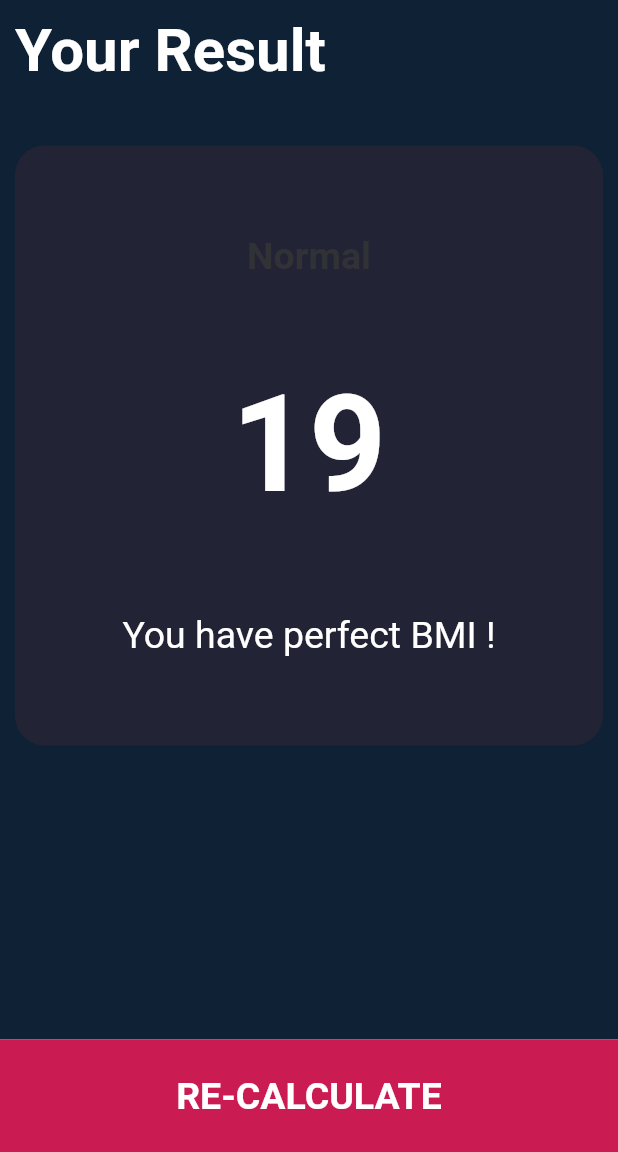
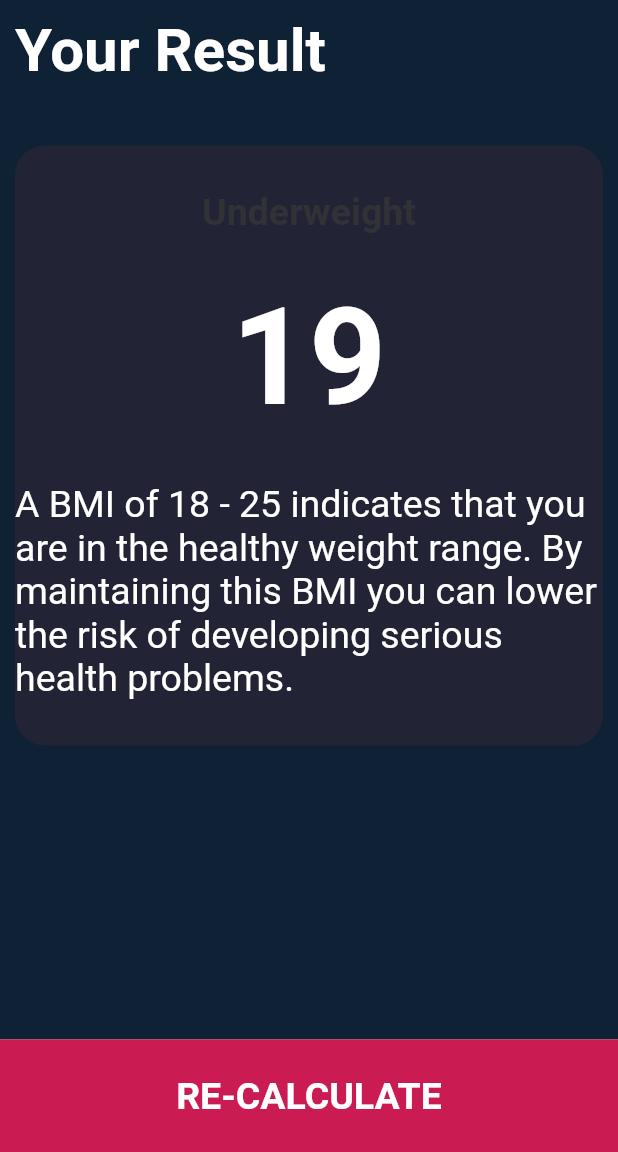
Before and after one commit to Nilay45/BMI_CALCULATOR, a Flutter app: the screen it shows after launch, after a tap on "CALCULATE", on a phone screen of 412 x 824 dp, the part 84-1236 px from its top. Run offline on Flutter 3.47's test engine with Material 2 defaults, Android fonts, the phone set to English and light mode, and no system bars.

Commit message:
final commit

```diff
--- a/lib/Provider/data.dart
+++ b/lib/Provider/data.dart
@@ -8,20 +8,21 @@ class DataProvider with ChangeNotifier{
   int _Weight = 57;
   int _Age = 20;
   bool _Gender = true;
-  int _Hight = 173;
+  int _Height = 173;
+  double _BMI = 0;
 
   static const _kminSliderHight = 120.0;
   static const _kmaxSliderHight = 200.0;
 
-  get Hight => _Hight;
+  get Height => _Height;
   get Gender => _Gender;
   get Weight => _Weight;
   get Age => _Age;
   get kminSliderHight => _kminSliderHight;
   get kmaxSliderHight => _kmaxSliderHight;
 
-  void setHight(int value){
-    _Hight = value;
+  void setHeight(int value){
+    _Height = value;
     notifyListeners();
   }
 
@@ -40,8 +41,35 @@ class DataProvider with ChangeNotifier{
     notifyListeners();
   }
 
-  double calculateBMI(){
-    return (_Weight /pow((_Hight/100), 2));
+  String calculateBMI(){
+    _BMI = (_Weight /pow((_Height/100), 2));
+    return _BMI.toInt().toString();
   }
 
+  String intro() {
+    if(_BMI >= 30.0) {
+      return 'Obesity';
+    } else if (_BMI <= 29.9 && _BMI >= 25){
+      return 'OverWeight';
+    } else if (_BMI>=18.5 && _BMI <= 24.9) {
+      return 'Healthy Weight';
+    } else {
+      return 'Underweight';
+    }
+  }
+
+  String msg() {
+    if (_BMI >= 30) {
+      return "A BMI of over 30 indicates that you are overweight and should finds ways to lower your weight, through diet and exercise. You are at increased risk for a variety of illnesses at your present weight. You should lose weight by changing your diet and exercising more";
+    }
+    else if (_BMI <= 29.9 && _BMI >= 25) {
+      return 'A BMI of 25 – 30 indicates that you are slightly overweight. You are advised to lose some weight for health reasons.You should lose weight by changing your diet and exercising more.';
+    }
+    else if (_BMI >= 18.5 && _BMI <= 24.9) {
+      return 'A BMI of 18 - 25 indicates that you are in the healthy weight range. By maintaining this BMI you can lower the risk of developing serious health problems.';
+    }
+    else {
+      return 'A BMI of under 18 indicates that you have insufficient weight, you should take proper diet to add some weight and consult a doctor or dietitian for advice.';
+    }
+  }
 }
--- a/lib/Screens/Home_Ui_Page_01.dart
+++ b/lib/Screens/Home_Ui_Page_01.dart
@@ -109,7 +109,7 @@ class Home extends StatelessWidget {
                     crossAxisAlignment: CrossAxisAlignment.end,
                     children: [
                       Consumer<DataProvider>(builder: (context,provider,child){
-                       return Text(provider.Hight.toString(),
+                       return Text(provider.Height.toString(),
                         style: const TextStyle(
                         color: Colors.white,
                         fontSize: 30,
@@ -133,11 +133,11 @@ class Home extends StatelessWidget {
                     return Slider(
                       activeColor: Color(0xFFca1b53),
                       inactiveColor: Colors.white,
-                      value: provider.Hight.toDouble(),
+                      value: provider.Height.toDouble(),
                       min: provider.kminSliderHight,
                       max: provider.kmaxSliderHight,
                       onChanged: (double value){
-                        provider.setHight(value.round());
+                        provider.setHeight(value.round());
                       },
                     );
                   }
--- a/lib/Screens/Home_Ui_Page_02.dart
+++ b/lib/Screens/Home_Ui_Page_02.dart
@@ -3,11 +3,8 @@ import 'package:bmi_calculator/Provider/data.dart';
 import 'package:provider/provider.dart';
 
 class page_02 extends StatelessWidget {
-  page_02({Key? key}) : super(key: key);
+  const page_02({Key? key}) : super(key: key);
 
-  String BMI_Value = "18.5";
-  String Intro = "Normal";
-  String MSG = "You have perfect BMI !";
 
   @override
   Widget build(BuildContext context) {
@@ -43,21 +40,21 @@ class page_02 extends StatelessWidget {
                   return Column(
                     mainAxisAlignment: MainAxisAlignment.spaceEvenly,
                     children: [
-                      Text(Intro,
+                      Text(provider.intro().toString(),
                         style: const TextStyle(
                           color: Color(0xFF2323336),
                           fontSize: 25,
                           fontWeight: FontWeight.bold,
                         ),
                       ),
-                      Text(provider.calculateBMI().toInt().toString(),
+                      Text(provider.calculateBMI().toString(),
                         style: const TextStyle(
                           color: Colors.white,
                           fontSize: 90,
                           fontWeight: FontWeight.bold
                         ),
                       ),
-                      Text(MSG,
+                      Text(provider.msg().toString(),
                         style: const TextStyle(
                           color: Colors.white,
                           fontSize: 25,
```
